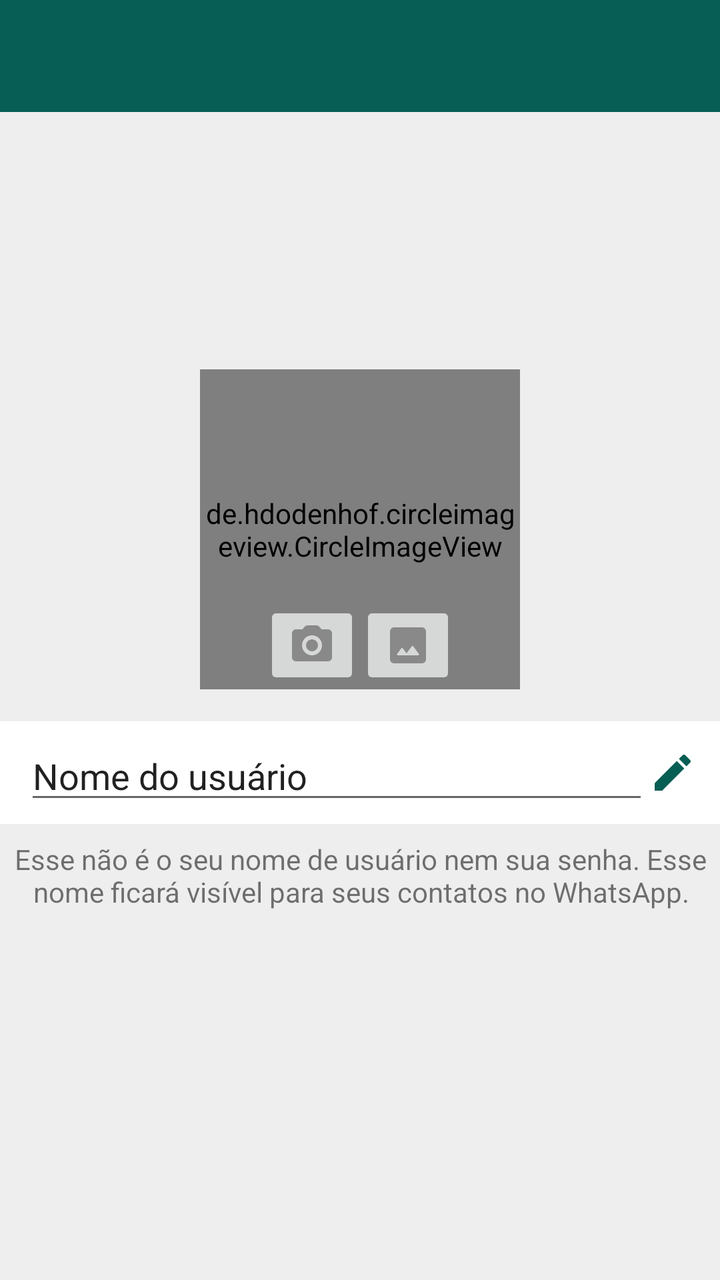
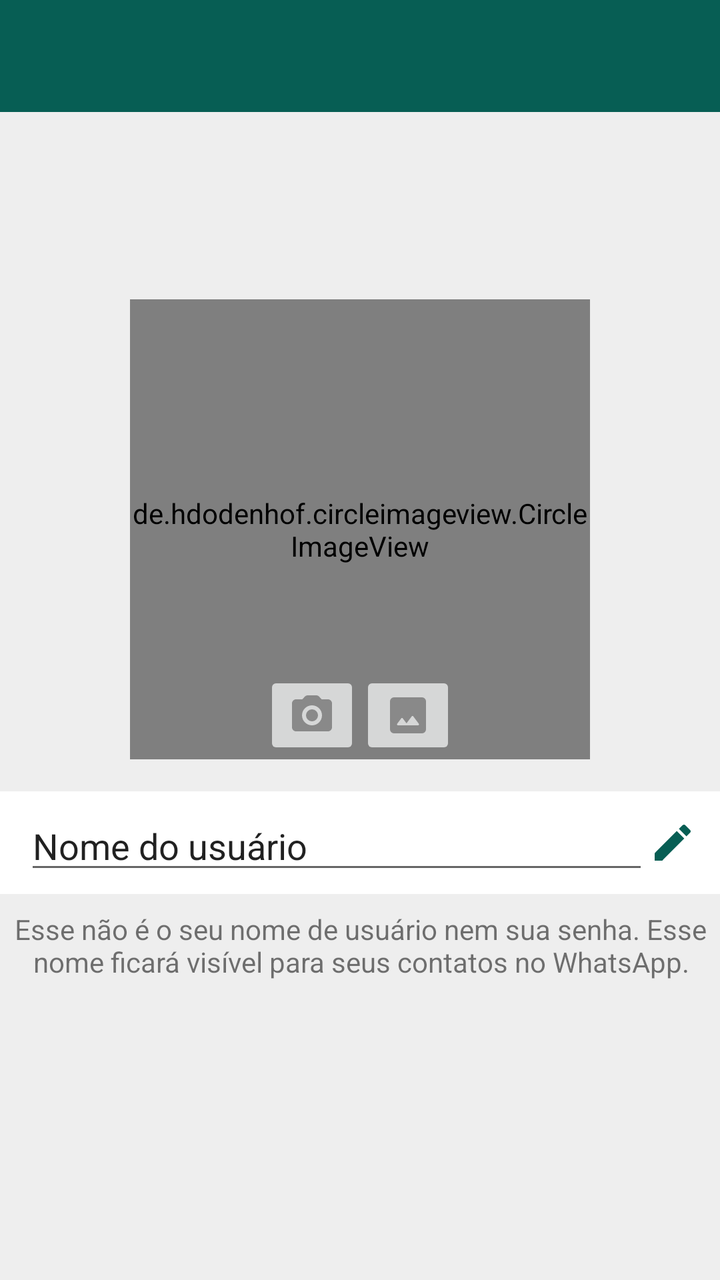

Two renders of the same Android screen: before a commit and after it. Below are the layout's source before the change and the commit's diff.
<!-- AndroidManifest.xml: application theme Theme.WhatsApp -->
<!-- res/layout/activity_configuracoes.xml -->
<?xml version="1.0" encoding="utf-8"?>
<androidx.constraintlayout.widget.ConstraintLayout xmlns:android="http://schemas.android.com/apk/res/android"
    xmlns:app="http://schemas.android.com/apk/res-auto"
    xmlns:tools="http://schemas.android.com/tools"
    android:id="@+id/main"
    android:layout_width="match_parent"
    android:layout_height="match_parent"
    android:background="@color/light_gray"
    tools:context=".activity.ConfiguracoesActivity">

    <include
        android:id="@+id/include"
        layout="@layout/toolbar"
        android:layout_width="0dp"
        android:layout_height="wrap_content"
        app:layout_constraintEnd_toEndOf="parent"
        app:layout_constraintStart_toStartOf="parent"
        app:layout_constraintTop_toTopOf="parent" />

    <de.hdodenhof.circleimageview.CircleImageView
        android:id="@+id/circleImageViewFotoPerfil"
        android:layout_width="160dp"
        android:layout_height="160dp"
        android:layout_marginStart="8dp"
        android:layout_marginEnd="8dp"
        android:layout_marginBottom="16dp"
        android:src="@drawable/padrao"
        app:civ_border_color="@color/white"
        app:layout_constraintBottom_toTopOf="@+id/linearLayout"
        app:layout_constraintEnd_toEndOf="parent"
        app:layout_constraintStart_toStartOf="parent"
        app:layout_constraintTop_toTopOf="parent"
        app:layout_constraintVertical_chainStyle="packed" />

    <LinearLayout
        android:id="@+id/linearLayout"
        android:layout_width="368dp"
        android:layout_height="wrap_content"
        android:layout_marginStart="8dp"
        android:layout_marginEnd="8dp"
        android:background="@color/white"
        android:orientation="horizontal"
        android:paddingLeft="16dp"
        android:paddingTop="5dp"
        android:paddingRight="16dp"
        android:paddingBottom="5dp"
        app:layout_constraintBottom_toTopOf="@+id/textView2"
        app:layout_constraintEnd_toEndOf="parent"
        app:layout_constraintStart_toStartOf="parent"
        app:layout_constraintTop_toBottomOf="@+id/circleImageViewFotoPerfil">

        <EditText
            android:id="@+id/editTextText"
            android:layout_width="wrap_content"
            android:layout_height="wrap_content"
            android:layout_weight="1"
            android:ems="10"
            android:inputType="text"
            android:text="@string/nome_usuario" />

        <ImageView
            android:id="@+id/imageView3"
            android:layout_width="wrap_content"
            android:layout_height="wrap_content"
            android:layout_gravity="center_vertical"
            android:background="@drawable/ic_edit" />

    </LinearLayout>

    <TextView
        android:id="@+id/textView2"
        android:layout_width="363dp"
        android:layout_height="wrap_content"
        android:layout_marginStart="24dp"
        android:layout_marginTop="8dp"
        android:layout_marginEnd="24dp"
        android:text="@string/texto_configuracoes"
        android:textAlignment="center"
        app:layout_constraintBottom_toBottomOf="parent"
        app:layout_constraintEnd_toEndOf="parent"
        app:layout_constraintStart_toStartOf="parent"
        app:layout_constraintTop_toBottomOf="@+id/linearLayout" />

    <ImageButton
        android:id="@+id/imageButtonCamera"
        android:layout_width="wrap_content"
        android:layout_height="wrap_content"
        app:layout_constraintBottom_toBottomOf="@+id/circleImageViewFotoPerfil"
        app:layout_constraintEnd_toStartOf="@+id/imageButtonGaleria"
        app:layout_constraintHorizontal_bias="0.5"
        app:layout_constraintHorizontal_chainStyle="packed"
        app:layout_constraintStart_toStartOf="parent"
        app:layout_constraintTop_toTopOf="@+id/circleImageViewFotoPerfil"
        app:layout_constraintVertical_bias="1.0"
        app:srcCompat="@drawable/ic_camera" />

    <ImageButton
        android:id="@+id/imageButtonGaleria"
        android:layout_width="wrap_content"
        android:layout_height="wrap_content"
        app:layout_constraintBottom_toBottomOf="@+id/circleImageViewFotoPerfil"
        app:layout_constraintEnd_toEndOf="parent"
        app:layout_constraintHorizontal_bias="0.5"
        app:layout_constraintStart_toEndOf="@+id/imageButtonCamera"
        app:layout_constraintTop_toTopOf="@+id/circleImageViewFotoPerfil"
        app:layout_constraintVertical_bias="1.0"
        app:srcCompat="@drawable/ic_photo" />

</androidx.constraintlayout.widget.ConstraintLayout>
<!-- res/layout/toolbar.xml (included above) -->
<?xml version="1.0" encoding="utf-8"?>
<FrameLayout xmlns:android="http://schemas.android.com/apk/res/android"
    android:layout_width="match_parent"
    android:layout_height="wrap_content">

    <androidx.appcompat.widget.Toolbar
        android:id="@+id/toolbar"
        android:layout_width="match_parent"
        android:layout_height="?attr/actionBarSize"
        android:background="@color/colorPrimary"
        android:theme="@style/Toolbar" />
</FrameLayout>
<!-- resources referenced by this layout -->
<resources>
  <color name="colorPrimary">#075E54</color>
  <color name="light_gray">#EEEEEE</color>
  <color name="white">#FFFFFFFF</color>
  <!-- drawable ic_camera (drawable) -->
  <vector xmlns:android="http://schemas.android.com/apk/res/android"
      android:height="24dp"
      android:tint="#898989"
      android:viewportHeight="24"
      android:viewportWidth="24"
      android:width="24dp">
        
      <path android:fillColor="@android:color/white" android:pathData="M12,12m-3,0a3,3 0,1 1,6 0a3,3 0,1 1,-6 0"/>
        
      <path android:fillColor="@android:color/white" android:pathData="M20,4h-3.17l-1.24,-1.35c-0.37,-0.41 -0.91,-0.65 -1.47,-0.65L9.88,2c-0.56,0 -1.1,0.24 -1.48,0.65L7.17,4L4,4c-1.1,0 -2,0.9 -2,2v12c0,1.1 0.9,2 2,2h16c1.1,0 2,-0.9 2,-2L22,6c0,-1.1 -0.9,-2 -2,-2zM12,17c-2.76,0 -5,-2.24 -5,-5s2.24,-5 5,-5 5,2.24 5,5 -2.24,5 -5,5z"/>
      
  </vector>
  <!-- drawable ic_edit (drawable) -->
  <vector xmlns:android="http://schemas.android.com/apk/res/android"
      android:height="24dp"
      android:viewportHeight="24"
      android:viewportWidth="24"
      android:width="24dp">
        
      <path
          android:fillColor="@color/colorPrimary"
          android:pathData="M3,17.25V21h3.75L17.81,9.94l-3.75,-3.75L3,17.25zM20.71,7.04c0.39,-0.39 0.39,-1.02 0,-1.41l-2.34,-2.34c-0.39,-0.39 -1.02,-0.39 -1.41,0l-1.83,1.83 3.75,3.75 1.83,-1.83z"/>
      
  </vector>
  <!-- drawable ic_photo (drawable) -->
  <vector xmlns:android="http://schemas.android.com/apk/res/android"
      android:width="24dp"
      android:height="24dp"
      android:viewportWidth="960"
      android:viewportHeight="960"
      android:tint="#898989">
    <path
        android:fillColor="@android:color/white"
        android:pathData="M200,840Q167,840 143.5,816.5Q120,793 120,760L120,200Q120,167 143.5,143.5Q167,120 200,120L760,120Q793,120 816.5,143.5Q840,167 840,200L840,760Q840,793 816.5,816.5Q793,840 760,840L200,840ZM280,680L680,680Q692,680 698,669Q704,658 696,648L586,501Q580,493 570,493Q560,493 554,501L450,640L376,541Q370,533 360,533Q350,533 344,541L264,648Q256,658 262,669Q268,680 280,680Z"/>
  </vector>
  <!-- drawable padrao: jpg bitmap (drawable, 3389 bytes) -->
  <string name="nome_usuario">Nome do usuário</string>
  <string name="texto_configuracoes">Esse não é o seu nome de usuário nem sua senha. Esse nome ficará visível para seus contatos no WhatsApp.</string>
  <style name="Toolbar" parent="Theme.AppCompat.NoActionBar">
  
      </style>
  <style name="Theme.WhatsApp" parent="Base.Theme.WhatsApp" />
  <style name="Base.Theme.WhatsApp" parent="Theme.AppCompat.DayNight.NoActionBar">
          <item name="colorPrimary">@color/colorPrimary</item>
          <item name="colorAccent">@color/colorAccent</item>
          <item name="android:statusBarColor">@color/statusBarColor</item>
      </style>
  <color name="colorAccent">#25D366</color>
  <color name="statusBarColor">#054D44</color>
</resources>

<!-- the commit's change to res/layout/activity_configuracoes.xml (unified diff, before → after) -->
@@ -19,8 +19,8 @@
 
     <de.hdodenhof.circleimageview.CircleImageView
         android:id="@+id/circleImageViewFotoPerfil"
-        android:layout_width="160dp"
-        android:layout_height="160dp"
+        android:layout_width="230dp"
+        android:layout_height="230dp"
         android:layout_marginStart="8dp"
         android:layout_marginEnd="8dp"
         android:layout_marginBottom="16dp"
